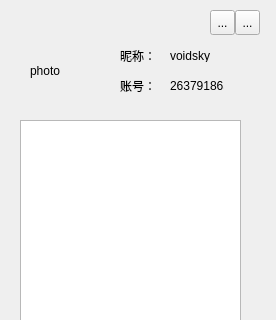
Above: maindlg.ui from hk029/LetChat before the change; both pictures show x 0 to 276 and y 0 to 320 of the 276 by 551 pixel window. Below: the same form after it.
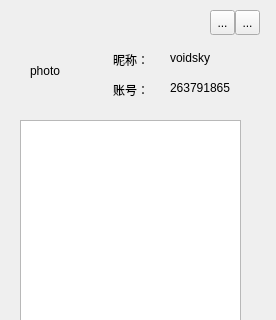
That is the form after the change.

```diff
--- a/maindlg.ui
+++ b/maindlg.ui
@@ -55,10 +55,10 @@
   <widget class="QLabel" name="label_2">
    <property name="geometry">
     <rect>
-     <x>120</x>
+     <x>113</x>
      <y>50</y>
-     <width>54</width>
-     <height>12</height>
+     <width>41</width>
+     <height>20</height>
     </rect>
    </property>
    <property name="text">
@@ -68,10 +68,10 @@
   <widget class="QLabel" name="label_3">
    <property name="geometry">
     <rect>
-     <x>120</x>
+     <x>113</x>
      <y>80</y>
-     <width>54</width>
-     <height>12</height>
+     <width>41</width>
+     <height>20</height>
     </rect>
    </property>
    <property name="text">
@@ -106,8 +106,8 @@
     <rect>
      <x>170</x>
      <y>50</y>
-     <width>54</width>
-     <height>12</height>
+     <width>61</width>
+     <height>16</height>
     </rect>
    </property>
    <property name="text">
@@ -119,8 +119,8 @@
     <rect>
      <x>170</x>
      <y>80</y>
-     <width>54</width>
-     <height>12</height>
+     <width>71</width>
+     <height>16</height>
     </rect>
    </property>
    <property name="text">
```
